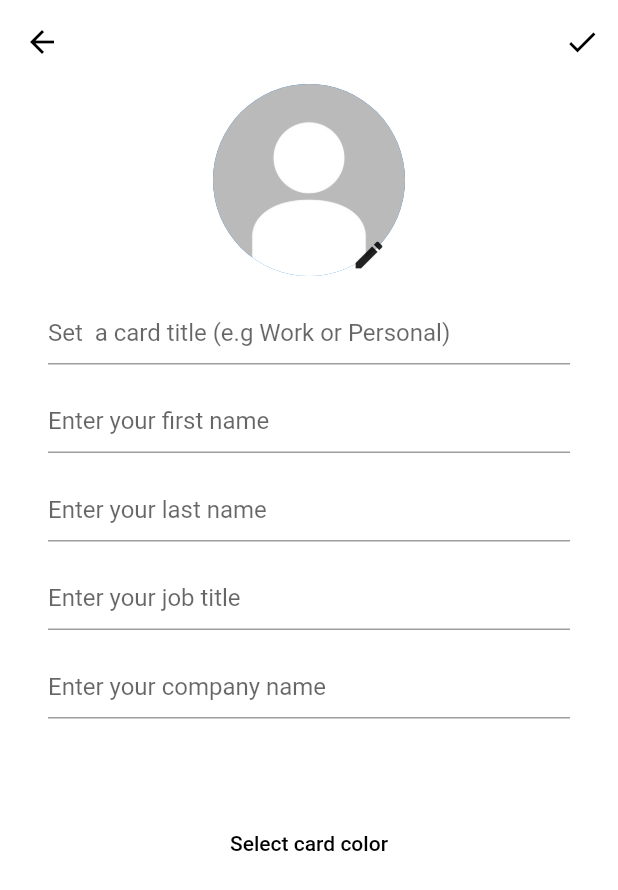
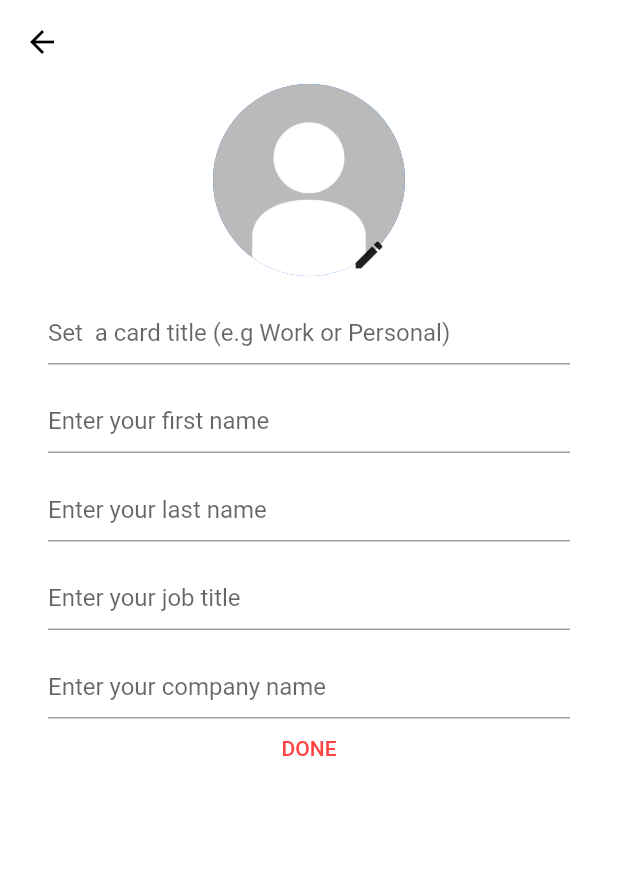
Before and after one commit to DanikingRD/App, a Flutter app: the screen it shows once a user with an empty profile is signed in, item 2 of the bottom bar chosen, after a tap on the "add box" icon, on a phone screen of 412 x 824 dp. Shown: the top 890 px of the screen. Run offline on Flutter 3.47's test engine with Material 2 defaults, Android fonts, the phone set to English and light mode, and no system bars; our stand-ins replace cloud_firestore, firebase_auth, firebase_core, firebase_storage, flutter_colorpicker, flutter_settings_screens and 4 more; accounts and stored records are empty.

Commit message:
Add card editor

```diff
--- a/lib/main.dart
+++ b/lib/main.dart
@@ -1,19 +1,22 @@
 import 'package:digital_card_app/provider/card_provider.dart';
+import 'package:digital_card_app/provider/theme_provider.dart';
 import 'package:digital_card_app/provider/user_provider.dart';
-import 'package:digital_card_app/screens/home/home_screen_loader.dart';
+import 'package:digital_card_app/screens/home/home_layout.dart';
 import 'package:digital_card_app/screens/router.dart';
 import 'package:digital_card_app/screens/welcome/welcome_screen_layout.dart';
 import 'package:digital_card_app/util.dart';
 import 'package:firebase_cloud_functions/firebase_cloud_functions.dart';
 import 'package:flutter/material.dart';
+import 'package:flutter/scheduler.dart';
 import 'package:logging/logging.dart';
 
 Future<void> main(List<String> args) async {
   Logger.root.level = Level.ALL;
   Logger.root.onRecord.listen((LogRecord record) {
-      print('[${record.time.toString().substring(11, 19)}] [${record.loggerName}/${record.level.name}]: ${record.message}');
+    print('[${record.time.toString().substring(11, 19)}] [${record.loggerName}/${record.level.name}]: ${record.message}');
   });
   WidgetsFlutterBinding.ensureInitialized();
+
   await Firebase.initializeApp();
   runApp(const AppInitializer());
 }
@@ -30,6 +33,9 @@ class AppInitializer extends StatelessWidget {
         _log.fine("Loading Tapea 1.0.0");
         return MultiProvider(
           providers: [
+            ChangeNotifierProvider(
+              create: (_) => ThemeProvider(),
+            ),
             ChangeNotifierProvider(
               create: (_) => UserProvider(),
             ),
@@ -51,11 +57,12 @@ class Tapea extends StatelessWidget {
     return MaterialApp(
       debugShowCheckedModeBanner: false,
       title: 'Tapea',
+      darkTheme: TapeaThemes.darkTheme,
       theme: TapeaThemes.lightTheme,
-      themeMode: loggedIn ? ThemeMode.system : ThemeMode.light,
+      themeMode: loggedIn ? ThemeMode.light : ThemeMode.system,
       home: const AuthManager(
         root: WelcomeScreenLayout(),
-        home: HomeScreenLoader(),
+        home: HomeLayout(),
       ),
       onGenerateRoute: AppRouter.init,
     );
--- a/lib/model/card.dart
+++ b/lib/model/card.dart
@@ -1,4 +1,3 @@
-import 'package:flutter/material.dart';
 
 class TapeaCard {
   final String title;
@@ -6,7 +5,6 @@ class TapeaCard {
   final String lastName;
   final String jobTitle;
   final String company;
-  final int color;
   final String? photo;
 
   TapeaCard({
@@ -15,7 +13,6 @@ class TapeaCard {
     required this.lastName,
     required this.jobTitle,
     required this.company,
-    required this.color,
     this.photo,
   });
 
@@ -26,7 +23,6 @@ class TapeaCard {
       lastName: json["lastName"],
       jobTitle: json["header"],
       company: json["subtitle"],
-      color: json["color"],
       photo: json["photo"],
     );
   }
@@ -38,15 +34,13 @@ class TapeaCard {
       "lastName": lastName,
       "header": jobTitle,
       "subtitle": company,
-      "color": color,
       "photo": photo,
     };
   }
 
-  Color get getColor => Color(color).withOpacity(1);
 
   @override
   String toString() {
-    return 'TapeaCard(title: $title, firstName: $firstName, lastName: $lastName, jobTitle: $jobTitle, company: $company, color: $color, photo: $photo)';
+    return 'TapeaCard(title: $title, firstName: $firstName, lastName: $lastName, jobTitle: $jobTitle, company: $company photo: $photo)';
   }
 }
--- a/lib/screens/auth/sign_up/create__default_profile.dart
+++ b/lib/screens/auth/sign_up/create__default_profile.dart
@@ -26,7 +26,6 @@ class _CreateDefaultProfileState extends State<CreateDefaultProfile> {
   final TextEditingController _lastName = TextEditingController();
   final TextEditingController _jobTitle = TextEditingController();
   final TextEditingController _company = TextEditingController();
-  final Color color = logoRedColor;
   final GlobalKey<FormState> form = GlobalKey();
   static final Logger log = Logger("$CreateDefaultProfile");
 
@@ -234,7 +233,6 @@ class _CreateDefaultProfileState extends State<CreateDefaultProfile> {
       lastName: _lastName.text,
       jobTitle: _jobTitle.text,
       company: _company.text,
-      color: color.value,
     );
     await api.writeCard(
       id: id,
--- a/lib/screens/home/tapea_card.dart
+++ b/lib/screens/home/card.dart
@@ -47,7 +47,30 @@ class _TapeaCardScreenState extends State<TapeaCardScreen> {
     final String email = user.email;
     final card = Provider.of<CardProvider>(context).getCard;
     final qr = QrImage(data: card.firstName);
+
     return Scaffold(
+      appBar: AppBar(
+        actions: [
+          // Edit card
+          IconButton(
+            onPressed: () => Navigator.pushNamed(context, AppRouter.cardEditorPage, arguments: false),
+            icon: const Icon(Icons.edit_outlined),
+          ),
+          // Create card
+          IconButton(
+            onPressed: () {
+              Navigator.pushNamed(context, AppRouter.cardEditorPage, arguments:  true);
+            },
+            icon: const Icon(Icons.add_box_outlined),
+          ),
+        ],
+        title: SafeArea(
+          child: Image.asset(
+            "assets/image/tapea.png",
+            height: 48,
+          ),
+        ),
+      ),
       body: Column(
         children: [
           const SizedBox(height: 25),
--- /dev/null
+++ b/lib/screens/home/card/card_constants.dart
@@ -0,0 +1,21 @@
+import 'package:flutter/cupertino.dart';
+
+final List<CardEditorTextManager> cardManagers = [
+    CardEditorTextManager("Set  a card title (e.g Work or Personal)"),
+    CardEditorTextManager("Enter your first name"),
+    CardEditorTextManager("Enter your last name"),
+    CardEditorTextManager("Enter your job title"),
+    CardEditorTextManager("Enter your company name"),
+  ];
+
+  class CardEditorTextManager {
+
+  final String title;
+  final TextEditingController controller = TextEditingController();
+
+  CardEditorTextManager(this.title);
+
+  void dispose() {
+    controller.dispose();
+  }
+}
--- /dev/null
+++ b/lib/screens/home/card/card_editor.dart
@@ -0,0 +1,229 @@
+import 'dart:typed_data';
+
+import 'package:digital_card_app/api/database.dart';
+import 'package:digital_card_app/model/card.dart';
+import 'package:digital_card_app/provider/card_provider.dart';
+import 'package:firebase_cloud_functions/firebase_cloud_functions.dart';
+import 'package:flutter/material.dart';
+import 'package:digital_card_app/constants.dart';
+import 'package:digital_card_app/screens/home/card/card_constants.dart';
+import 'package:digital_card_app/util.dart';
+import 'package:digital_card_app/widgets/text_input.dart';
+import 'package:flutter_colorpicker/flutter_colorpicker.dart';
+import 'package:image_picker/image_picker.dart';
+
+class CardEditor extends StatefulWidget {
+  bool createNewCard;
+
+  CardEditor({
+    required this.createNewCard,
+    Key? key,
+  }) : super(key: key);
+
+  @override
+  State<CardEditor> createState() => _CardEditorState();
+}
+
+class _CardEditorState extends State<CardEditor> {
+  final List<CardEditorTextManager> managers = [
+    CardEditorTextManager("Set  a card title (e.g Work or Personal)"),
+    CardEditorTextManager("Enter your first name"),
+    CardEditorTextManager("Enter your last name"),
+    CardEditorTextManager("Enter your job title"),
+    CardEditorTextManager("Enter your company name"),
+  ];
+
+  Uint8List? _selectedImage;
+  Color color = logoRedColor;
+
+  @override
+  void dispose() {
+    for (int i = 0; i < managers.length; i++) {
+      managers[i].dispose();
+    }
+    super.dispose();
+  }
+
+  @override
+  void initState() {
+    if (!widget.createNewCard) {
+      updateControllers();
+    }
+    super.initState();
+  }
+
+  void updateControllers() {
+    final TapeaCard card =
+        Provider.of<CardProvider>(context, listen: false).getCard;
+    managers[0].controller.text = card.title;
+    managers[1].controller.text = card.firstName;
+    managers[2].controller.text = card.lastName;
+    managers[3].controller.text = card.jobTitle;
+    managers[4].controller.text = card.company;
+  }
+
+  bool isValid() {
+    return true;
+  }
+
+  @override
+  Widget build(BuildContext context) {
+    final titleManager = managers[0];
+    final firstNameManager = managers[1];
+    final lastNameManager = managers[2];
+    final jobManager = managers[3];
+    final companyManager = managers[4];
+    return Scaffold(
+      appBar: AppBar(
+        actions: [],
+      ),
+      body: ListView(
+        padding: const EdgeInsets.symmetric(horizontal: 32),
+        children: [
+          Center(
+            child: Stack(
+              children: [
+                CircleAvatar(
+                  radius: 64,
+                  backgroundImage: getAvatar(),
+                ),
+                Positioned(
+                  bottom: -10,
+                  left: 80,
+                  child: IconButton(
+                    onPressed: pickImage,
+                    icon: const Icon(Icons.edit),
+                  ),
+                )
+              ],
+            ),
+          ),
+          CardTextInput(
+            controller: titleManager.controller,
+            floatingLabel: titleManager.title,
+          ),
+          CardTextInput(
+            controller: firstNameManager.controller,
+            floatingLabel: firstNameManager.title,
+          ),
+          CardTextInput(
+            controller: lastNameManager.controller,
+            floatingLabel: lastNameManager.title,
+          ),
+          CardTextInput(
+            controller: jobManager.controller,
+            floatingLabel: jobManager.title,
+          ),
+          CardTextInput(
+            controller: companyManager.controller,
+            floatingLabel: companyManager.title,
+          ),
+          SizedBox(
+            width: 80,
+            height: 40,
+            child: TextButton(
+              onPressed: () async {
+                if (isValid()) {
+                  updateCard(context);
+                }
+                Navigator.pop(context);
+              },
+              child: const Text(
+                "DONE",
+                style: TextStyle(color: logoRedColor, fontSize: 14),
+              ),
+            ),
+          ),
+        ],
+        // child: Column(
+        //   children: [
+
+        //     // Expanded(
+        //     //   child: Container(),
+        //     //   flex: 1,
+        //     // ),
+
+        //     // Expanded(
+        //     //   child: Container(),
+        //     //   flex: 4,
+        //     // ),
+        //   ],
+        // ),
+      ),
+    );
+  }
+
+  ImageProvider<Object> getAvatar() {
+    if (_selectedImage == null) {
+      return const AssetImage("assets/image/default_avatar.jpg");
+    } else {
+      return MemoryImage(_selectedImage!);
+    }
+  }
+
+  void pickImage() async {
+    final Uint8List? data = await Util.pickImage(ImageSource.gallery);
+    if (data != null) {
+      setState(() => _selectedImage = data);
+    }
+  }
+
+  void pickColor() {
+    showDialog(
+      context: context,
+      builder: (ctx) {
+        return AlertDialog(
+          title: const Text("Pick your color"),
+          content: Column(
+            mainAxisSize: MainAxisSize.min,
+            children: [
+              buildColorPicker(),
+            ],
+          ),
+          actions: [
+            Center(
+              child: TextButton(
+                onPressed: () => Navigator.pop(context),
+                child: const Text(
+                  "DONE",
+                  style: TextStyle(fontSize: 18),
+                ),
+              ),
+            ),
+          ],
+        );
+      },
+    );
+  }
+
+  Widget buildColorPicker() {
+    return ColorPicker(
+      pickerColor: color,
+      enableAlpha: false,
+      labelTypes: const [],
+      onColorChanged: (color) => setState(() => this.color = color),
+      paletteType: PaletteType.hueWheel,
+    );
+  }
+
+  Future<void> updateCard(BuildContext context) async {
+    final String uid = FirebaseAuthAPI.getCurrentUser(context)!.uid;
+    final TapeaCard card = TapeaCard(
+      title: managers[0].controller.text,
+      firstName: managers[1].controller.text,
+      lastName: managers[2].controller.text,
+      jobTitle: managers[3].controller.text,
+      company: managers[4].controller.text,
+      photo: null,
+    );
+    await FirestoreAPI().writeCard(
+      id: uid,
+      cardTitle: card.title,
+      json: card.toJson(),
+    );
+    Provider.of<CardProvider>(
+      context,
+      listen: false,
+    ).update(card.title, context);
+  }
+}
--- a/lib/screens/home/create_card.dart
+++ /dev/null
@@ -1,197 +0,0 @@
-import 'dart:typed_data';
-
-import 'package:digital_card_app/api/database.dart';
-import 'package:digital_card_app/constants.dart';
-import 'package:digital_card_app/model/card.dart';
-import 'package:digital_card_app/provider/card_provider.dart';
-import 'package:digital_card_app/util.dart';
-import 'package:digital_card_app/widgets/text_input.dart';
-import 'package:firebase_cloud_functions/firebase_cloud_functions.dart';
-import 'package:flutter/material.dart';
-import 'package:flutter_colorpicker/flutter_colorpicker.dart';
-import 'package:image_picker/image_picker.dart';
-
-class CreateCardScreen extends StatefulWidget {
-  const CreateCardScreen({Key? key}) : super(key: key);
-
-  @override
-  State<CreateCardScreen> createState() => _CreateCardScreenState();
-}
-
-class _CreateCardScreenState extends State<CreateCardScreen> {
-  final List<TextInputManager> managers = [
-    TextInputManager("Set  a card title (e.g Work or Personal)"),
-    TextInputManager("Enter your first name"),
-    TextInputManager("Enter your last name"),
-    TextInputManager("Enter your job title"),
-    TextInputManager("Enter your company name"),
-  ];
-  Uint8List? _selectedImage;
-  Color color = logoRedColor;
-
-  Future<void> onFinish() async {
-    print("onFinish()");
-    final String uid = FirebaseAuthAPI.getCurrentUser(context)!.uid;
-    final TapeaCard card = TapeaCard(
-      title: managers[0].controller.text,
-      firstName: managers[1].controller.text,
-      lastName: managers[2].controller.text,
-      jobTitle: managers[3].controller.text,
-      company: managers[4].controller.text,
-      color: color.value,
-      photo: null,
-    );
-    await FirestoreAPI().writeCard(
-      id: uid,
-      cardTitle: card.title,
-      json: card.toJson(),
-    );
-    Provider.of<CardProvider>(context, listen: false).update("Luis Daniel", context);
-
-  }
-
-  bool isValid() {
-    return managers[0].controller.text.isNotEmpty;
-  }
-
-  @override
-  void dispose() {
-    for (int i = 0; i < managers.length; i++) {
-      managers[i].dispose();
-    }
-    super.dispose();
-  }
-
-  @override
-  Widget build(BuildContext context) {
-    return Scaffold(
-      appBar: AppBar(
-        actions: [
-          IconButton(
-            onPressed: () async {
-              if (isValid()) {
-                await onFinish();
-              }
-              Navigator.pop(context);
-            },
-            icon: const Icon(
-              Icons.done,
-            ),
-          ),
-        ],
-      ),
-      body: Column(
-        children: [
-          Stack(
-            children: [
-              CircleAvatar(
-                radius: 64,
-                backgroundImage: getAvatar(),
-              ),
-              Positioned(
-                bottom: -10,
-                left: 80,
-                child: IconButton(
-                  onPressed: pickImage,
-                  icon: const Icon(Icons.edit),
-                ),
-              )
-            ],
-          ),
-          ListView.builder(
-            shrinkWrap: true,
-            padding: const EdgeInsets.symmetric(horizontal: 32),
-            itemCount: managers.length,
-            itemBuilder: (BuildContext context, int index) {
-              return CardTextInput(
-                controller: managers[index].controller,
-                floatingLabel: managers[index].title,
-              );
-            },
-          ),
-          Expanded(
-            child: Container(),
-            flex: 1,
-          ),
-          TextButton(
-            onPressed: () => pickColor(),
-            child: const Text(
-              "Select card color",
-              style: TextStyle(
-                color: Colors.black,
-              ),
-            ),
-          ),
-          Expanded(
-            child: Container(),
-            flex: 4,
-          ),
-        ],
-      ),
-    );
-  }
-
-  void pickImage() async {
-    final Uint8List? data = await Util.pickImage(ImageSource.gallery);
-    if (data != null) {
-      setState(() => _selectedImage = data);
-    }
-  }
-
-  ImageProvider<Object> getAvatar() {
-    if (_selectedImage == null) {
-      return const AssetImage("assets/image/default_avatar.jpg");
-    } else {
-      return MemoryImage(_selectedImage!);
-    }
-  }
-
-  void pickColor() {
-    showDialog(
-      context: context,
-      builder: (ctx) {
-        return AlertDialog(
-          title: const Text("Pick your color"),
-          content: Column(
-            mainAxisSize: MainAxisSize.min,
-            children: [
-              buildColorPicker(),
-            ],
-          ),
-          actions: [
-            Center(
-              child: TextButton(
-                onPressed: () => Navigator.pop(context),
-                child: const Text(
-                  "DONE",
-                  style: TextStyle(fontSize: 18),
-                ),
-              ),
-            ),
-          ],
-        );
-      },
-    );
-  }
-
-  Widget buildColorPicker() {
-    return ColorPicker(
-      pickerColor: color,
-      enableAlpha: false,
-      labelTypes: const [],
-      onColorChanged: (color) => setState(() => this.color = color),
-      paletteType: PaletteType.hueWheel,
-    );
-  }
-}
-
-class TextInputManager {
-  final String title;
-  final TextEditingController controller;
-
-   TextInputManager(this.title) : controller = TextEditingController();
-
-  void dispose() {
-    controller.dispose();
-  }
-}
--- a/lib/screens/home/home_screen_loader.dart
+++ b/lib/screens/home/home_layout.dart
@@ -3,18 +3,18 @@ import 'package:digital_card_app/provider/user_provider.dart';
 import 'package:digital_card_app/screens/home/contacts.dart';
 import 'package:digital_card_app/screens/home/settings/app_settings.dart';
 import 'package:digital_card_app/screens/router.dart';
-import 'package:digital_card_app/screens/home/tapea_card.dart';
+import 'package:digital_card_app/screens/home/card.dart';
 import 'package:firebase_cloud_functions/firebase_cloud_functions.dart';
 import 'package:flutter/material.dart';
 
-class HomeScreenLoader extends StatefulWidget {
-  const HomeScreenLoader({Key? key}) : super(key: key);
+class HomeLayout extends StatefulWidget {
+  const HomeLayout({Key? key}) : super(key: key);
 
   @override
-  State<HomeScreenLoader> createState() => _HomeScreenLoaderState();
+  State<HomeLayout> createState() => _HomeLayoutState();
 }
 
-class _HomeScreenLoaderState extends State<HomeScreenLoader> {
+class _HomeLayoutState extends State<HomeLayout> {
   final PageController _pageController = PageController();
   bool loading = false;
 
@@ -66,27 +66,9 @@ class _HomeScreenLoaderState extends State<HomeScreenLoader> {
   }
 
   Widget buildHome(BuildContext context) {
-    final theme = Theme.of(context);
     return Scaffold(
-      backgroundColor: Colors.white,
-      appBar: AppBar(
-        actions: [
-          IconButton(
-            onPressed: () {
-              Navigator.pushNamed(context, AppRouter.createCardPage);
-            },
-            icon: const Icon(Icons.add_box_outlined),
-          ),
-        ],
-        backgroundColor: Colors.white,
-        title: SafeArea(
-          child: Image.asset(
-            "assets/image/tapea.png",
-            height: 48,
-          ),
-        ),
-      ),
       body: PageView(
+        physics: const NeverScrollableScrollPhysics(),
         onPageChanged: onPageChanged,
         controller: _pageController,
         children: const [
--- a/lib/screens/router.dart
+++ b/lib/screens/router.dart
@@ -2,11 +2,11 @@ import 'package:digital_card_app/api/transition.dart';
 import 'package:digital_card_app/screens/auth/recovery.dart';
 import 'package:digital_card_app/screens/auth/sign_up/create__default_profile.dart';
 import 'package:digital_card_app/screens/auth/sign_up/sign_up.dart';
-import 'package:digital_card_app/screens/home/create_card.dart';
-import 'package:digital_card_app/screens/home/home_screen_loader.dart';
+import 'package:digital_card_app/screens/home/card/card_editor.dart';
+import 'package:digital_card_app/screens/home/home_layout.dart';
 import 'package:digital_card_app/screens/auth/login.dart';
 import 'package:digital_card_app/screens/home/share_card_screen.dart';
-import 'package:digital_card_app/screens/home/tapea_card.dart';
+import 'package:digital_card_app/screens/home/card.dart';
 import 'package:digital_card_app/screens/welcome/welcome_screen_layout.dart';
 import 'package:flutter/cupertino.dart';
 import 'package:flutter/material.dart';
@@ -20,7 +20,7 @@ class AppRouter {
   static const String homePage = '/homepage';
   static const String themeSettingsPage = '/theme_settings';
   static const String recoveryPage = '/recovery';
-  static const String createCardPage = '/create_card';
+  static const String cardEditorPage = '/card_editor';
   static const String cardPage = '/card';
   static const String shareCardPage = '/share';
 
@@ -60,13 +60,14 @@ class AppRouter {
         );
       case homePage:
         return Transition(
-          builder: (_) => const HomeScreenLoader(),
+          builder: (_) => const HomeLayout(),
           transitionEffect: TransitionEffect.BOTTOM_TO_TOP,
           settings: settings,
         );
-      case createCardPage:
+      case cardEditorPage:
+      final bool createCard = settings.arguments as bool;
         return Transition(
-          builder: (_) => const CreateCardScreen(),
+          builder: (_) => CardEditor(createNewCard: createCard),
           transitionEffect: TransitionEffect.BOTTOM_TO_TOP,
           settings: settings,
         );
--- a/lib/screens/welcome/welcome_screen_layout.dart
+++ b/lib/screens/welcome/welcome_screen_layout.dart
@@ -1,7 +1,10 @@
+import 'dart:developer';
+
 import 'package:digital_card_app/screens/welcome/introduction.dart';
 import 'package:digital_card_app/screens/welcome/options.dart';
 import 'package:digital_card_app/screens/welcome/share.dart';
 import 'package:flutter/material.dart';
+import 'package:logging/logging.dart';
 import 'package:provider/provider.dart';
 import 'package:smooth_page_indicator/smooth_page_indicator.dart';
 
@@ -14,7 +17,11 @@ class WelcomeScreenLayout extends StatefulWidget {
 
 class _WelcomeScreenLayoutState extends State<WelcomeScreenLayout> {
   final PageController _controller = PageController();
-
+  final _log = Logger((WelcomeScreenLayout).toString());
+  @override
+  void initState() {
+    super.initState();
+  }
   @override
   void dispose() {
     _controller.dispose();
@@ -28,6 +35,7 @@ class _WelcomeScreenLayoutState extends State<WelcomeScreenLayout> {
   @override
   Widget build(BuildContext context) {
     final isDarkMode = MediaQuery.of(context).platformBrightness == Brightness.dark;
+    _log.fine("test");
     const Duration duration = Duration(milliseconds: 250);
     return Scaffold(
       appBar: AppBar(),
```
Also changed, not shown: lib/provider/theme_provider.dart (added, +54 -0 lines).
